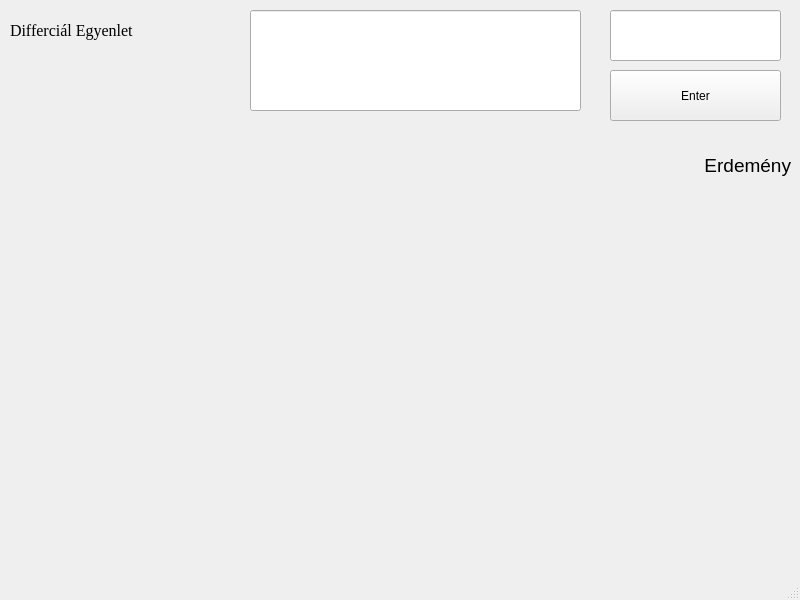
Old version of the form Engineering calculator/UI_files/diff_egyenlet.ui in the repository Ilonczai-Andras/Mernoki-szamologep-szakdolgozat.
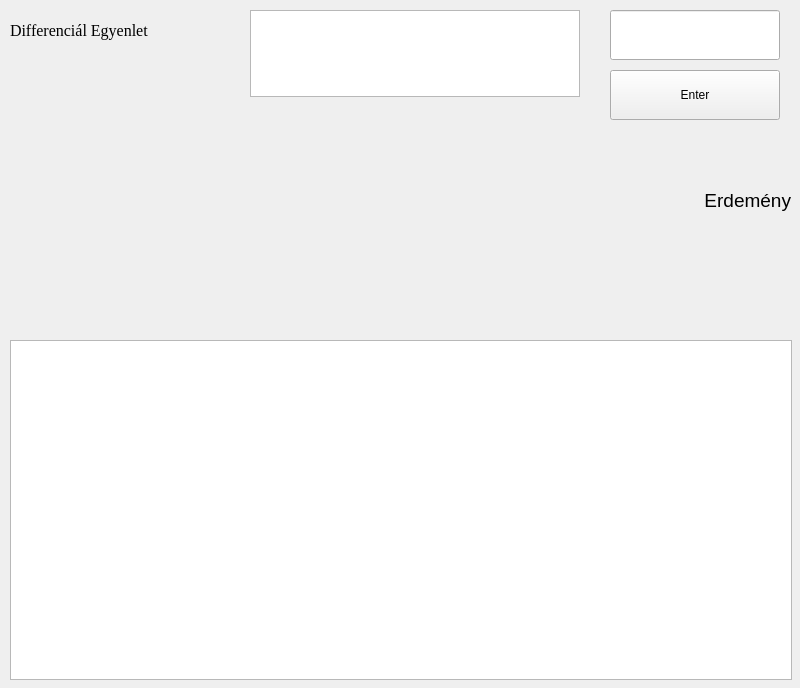
New version of the form.

```diff
--- a/Engineering calculator/UI_files/diff_egyenlet.ui
+++ b/Engineering calculator/UI_files/diff_egyenlet.ui
@@ -7,9 +7,21 @@
     <x>0</x>
     <y>0</y>
     <width>800</width>
-    <height>600</height>
+    <height>688</height>
    </rect>
   </property>
+  <property name="minimumSize">
+   <size>
+    <width>800</width>
+    <height>688</height>
+   </size>
+  </property>
+  <property name="maximumSize">
+   <size>
+    <width>800</width>
+    <height>688</height>
+   </size>
+  </property>
   <property name="windowTitle">
    <string>Egyenlet</string>
   </property>
@@ -20,7 +32,7 @@
       <x>10</x>
       <y>130</y>
       <width>781</width>
-      <height>71</height>
+      <height>141</height>
      </rect>
     </property>
     <property name="font">
@@ -40,24 +52,14 @@
      <rect>
       <x>610</x>
       <y>70</y>
-      <width>171</width>
-      <height>51</height>
+      <width>170</width>
+      <height>50</height>
      </rect>
     </property>
     <property name="text">
      <string>Enter</string>
     </property>
    </widget>
-   <widget class="QLineEdit" name="lineEdit_2">
-    <property name="geometry">
-     <rect>
-      <x>250</x>
-      <y>10</y>
-      <width>331</width>
-      <height>101</height>
-     </rect>
-    </property>
-   </widget>
    <widget class="QLabel" name="label_3">
     <property name="geometry">
      <rect>
@@ -74,7 +76,7 @@
      </font>
     </property>
     <property name="text">
-     <string>Differciál Egyenlet</string>
+     <string>Differenciál Egyenlet</string>
     </property>
    </widget>
    <widget class="QLineEdit" name="lineEdit">
@@ -82,23 +84,48 @@
      <rect>
       <x>610</x>
       <y>10</y>
-      <width>171</width>
-      <height>51</height>
+      <width>170</width>
+      <height>50</height>
      </rect>
     </property>
    </widget>
+   <widget class="QLabel" name="label_4">
+    <property name="geometry">
+     <rect>
+      <x>10</x>
+      <y>280</y>
+      <width>781</width>
+      <height>54</height>
+     </rect>
+    </property>
+    <property name="text">
+     <string/>
+    </property>
+    <property name="alignment">
+     <set>Qt::AlignCenter</set>
+    </property>
+   </widget>
+   <widget class="QTextEdit" name="textEdit">
+    <property name="geometry">
+     <rect>
+      <x>250</x>
+      <y>10</y>
+      <width>330</width>
+      <height>87</height>
+     </rect>
+    </property>
+   </widget>
+   <widget class="QTextEdit" name="textEdit_2">
+    <property name="geometry">
+     <rect>
+      <x>10</x>
+      <y>340</y>
+      <width>782</width>
+      <height>340</height>
+     </rect>
+    </property>
+   </widget>
   </widget>
-  <widget class="QMenuBar" name="menubar">
-   <property name="geometry">
-    <rect>
-     <x>0</x>
-     <y>0</y>
-     <width>800</width>
-     <height>21</height>
-    </rect>
-   </property>
-  </widget>
-  <widget class="QStatusBar" name="statusbar"/>
  </widget>
  <resources/>
  <connections/>
```
